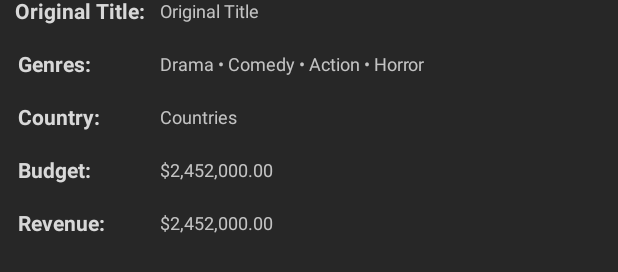
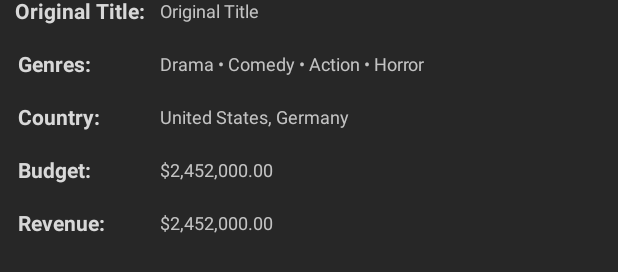
Before and after one commit to FelipeFcosta/Best-Movies, an Android app: the layout fragment_detailed_movie.xml on its own in the app's theme, with its tools: preview values and no code run, on a phone screen of 412 x 824 dp. Shown: the part 740-1012 px from the top of the screen. Run offline under Robolectric (Android 15) with nearby library versions, the phone set to English and light mode, and no system bars.

Commit message:
feat: center title in action bar, add up button, bind countries to the detailed movie fragment

```diff
--- a/app/src/main/res/layout/fragment_detailed_movie.xml
+++ b/app/src/main/res/layout/fragment_detailed_movie.xml
@@ -205,48 +205,59 @@
 
             <TextView
                 android:id="@+id/text_original_title"
+                style="@style/InfoTextView"
                 android:maxLines="2"
                 android:text="@{viewModel.movie.originalTitle}"
-                style="@style/InfoTextView"
+                app:layout_constraintHorizontal_bias="0.0"
+                app:layout_constraintBottom_toBottomOf="@+id/title_original_title"
+                app:layout_constraintEnd_toEndOf="parent"
                 app:layout_constraintStart_toStartOf="@id/info_barrier"
                 app:layout_constraintTop_toTopOf="@+id/title_original_title"
-                app:layout_constraintBottom_toBottomOf="@+id/title_original_title"
                 tools:text="Original Title" />
 
 
             <TextView
                 android:id="@+id/text_genres"
+                style="@style/InfoTextView"
                 app:genres="@{viewModel.movie.genreIds}"
-                style="@style/InfoTextView"
+                app:layout_constraintHorizontal_bias="0.0"
+                app:layout_constraintBottom_toBottomOf="@+id/title_genres"
+                app:layout_constraintEnd_toEndOf="parent"
                 app:layout_constraintStart_toStartOf="@id/info_barrier"
                 app:layout_constraintTop_toTopOf="@+id/title_genres"
-                app:layout_constraintBottom_toBottomOf="@+id/title_genres"
                 tools:text="Drama • Comedy • Action • Horror" />
 
             <TextView
                 android:id="@+id/text_countries"
-                android:text="Countries"
                 style="@style/InfoTextView"
+                app:countries="@{viewModel.movie.countries}"
+                app:layout_constraintHorizontal_bias="0.0"
+                app:layout_constraintBottom_toBottomOf="@+id/title_countries"
+                app:layout_constraintEnd_toEndOf="parent"
                 app:layout_constraintStart_toStartOf="@id/info_barrier"
                 app:layout_constraintTop_toTopOf="@+id/title_countries"
-                app:layout_constraintBottom_toBottomOf="@+id/title_countries"/>
+                tools:text="United States, Germany" />
 
             <TextView
                 android:id="@+id/text_budget"
                 style="@style/InfoTextView"
                 app:dollar_text="@{viewModel.movie.budget}"
+                app:layout_constraintHorizontal_bias="0.0"
+                app:layout_constraintBottom_toBottomOf="@+id/title_budget"
+                app:layout_constraintEnd_toEndOf="parent"
                 app:layout_constraintStart_toStartOf="@id/info_barrier"
                 app:layout_constraintTop_toTopOf="@+id/title_budget"
-                app:layout_constraintBottom_toBottomOf="@+id/title_budget"
                 tools:text="$2,452,000.00" />
 
             <TextView
                 android:id="@+id/text_revenue"
                 style="@style/InfoTextView"
                 app:dollar_text="@{viewModel.movie.revenue}"
+                app:layout_constraintHorizontal_bias="0.0"
+                app:layout_constraintBottom_toBottomOf="@+id/title_revenue"
+                app:layout_constraintEnd_toEndOf="parent"
                 app:layout_constraintStart_toStartOf="@id/info_barrier"
                 app:layout_constraintTop_toTopOf="@+id/title_revenue"
-                app:layout_constraintBottom_toBottomOf="@+id/title_revenue"
                 tools:text="$2,452,000.00" />
 
         </androidx.constraintlayout.widget.ConstraintLayout>
--- a/app/src/main/res/values/strings.xml
+++ b/app/src/main/res/values/strings.xml
@@ -1,5 +1,5 @@
 <resources>
-    <string name="app_name">Best Movies</string>
+    <string name="app_name">TOP MOVIES</string>
     <!-- TODO: Remove or change this placeholder text -->
     <string name="hello_blank_fragment">Hello blank fragment</string>
     <string name="vote_count">(%d)</string>
--- a/app/src/main/res/values/styles.xml
+++ b/app/src/main/res/values/styles.xml
@@ -23,5 +23,6 @@
         <item name="android:textColor">@color/light_grey</item>
         <item name="android:textSize">12sp</item>
         <item name="android:background">@null</item>
+        <item name="layout_constrainedWidth">true</item>
     </style>
 </resources>
```
Also changed, not shown: app/src/main/java/com/example/bestmovies/MainActivity.kt (+20 -1 lines), app/src/main/java/com/example/bestmovies/adapters/BindingAdapters.kt (+13 -0 lines), app/src/main/res/layout/action_bar_layout.xml (added, +21 -0 lines).
